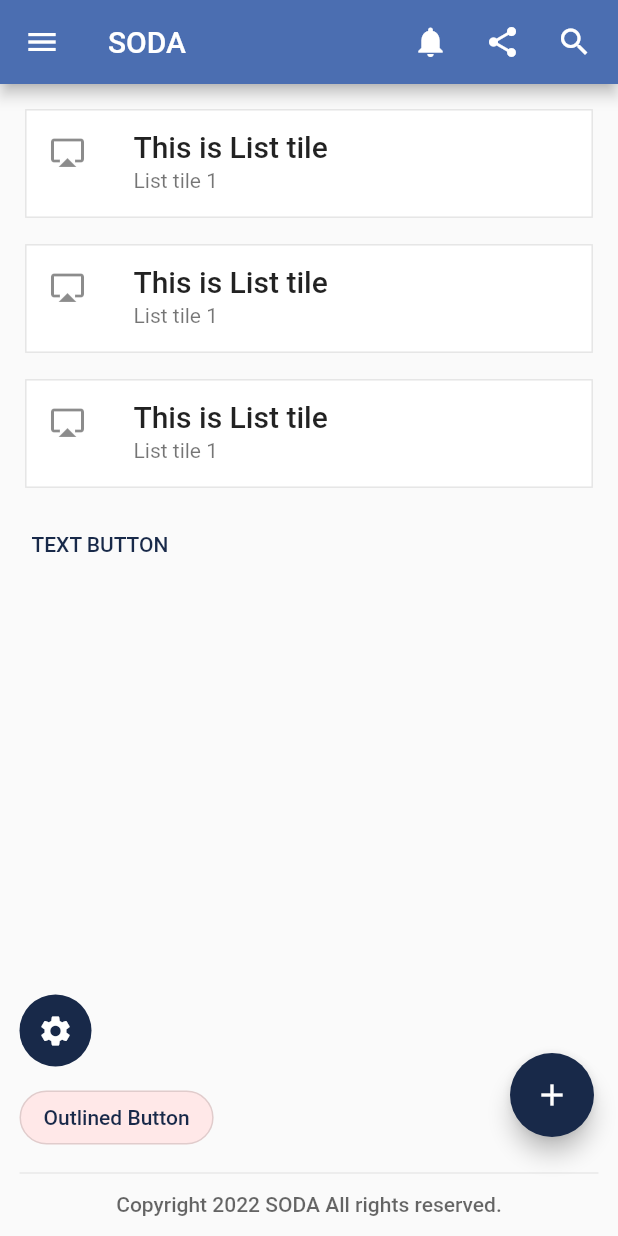
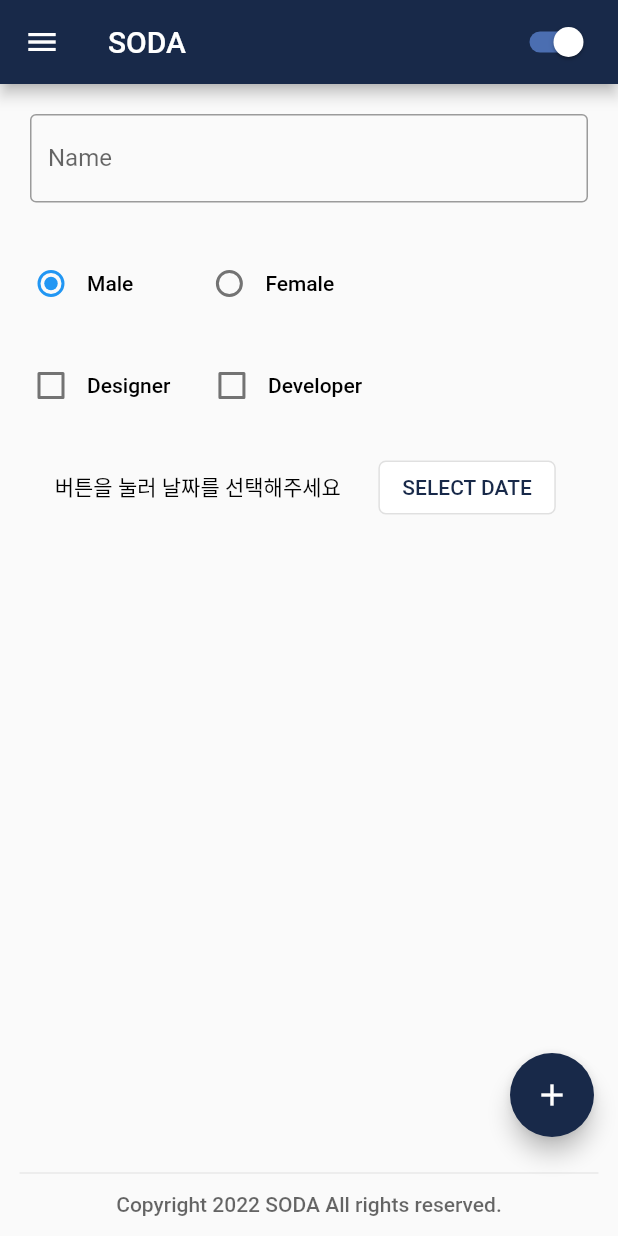
Before and after one commit to 22100584/SODA_boilerplate1, a Flutter app: the screen it shows after launch, on a phone screen of 412 x 824 dp. Run offline on Flutter 3.47's test engine with Material 2 defaults, Android fonts, the phone set to English and light mode, and no system bars; our stand-ins replace google_fonts.

Commit message:
boilerplate3 과제

```diff
--- a/lib/main2.dart
+++ b/lib/main2.dart
@@ -2,6 +2,9 @@ import 'package:flutter/material.dart';
 import 'package:google_fonts/google_fonts.dart';
 
 void main() => runApp(const MyApp());
+enum PersonSex { Male, Female }
+
+
 
 class MyApp extends StatelessWidget {
   const MyApp({super.key});
@@ -25,41 +28,97 @@ class MyStatefulWidget extends StatefulWidget {
 }
 
 class _MyStatefulWidgetState extends State<MyStatefulWidget> {
+  bool light = true;
+  PersonSex? _character = PersonSex.Male;
+  bool isCheckedDesigner =false;
+  bool isCheckedDeveloper =false;
+  DateTime? _selectedDate;
+
+  void _presentDatePicker() {
+    // showDatePicker is a pre-made funtion of Flutter
+    showDatePicker(
+        context: context,
+        initialDate: DateTime.now(),
+        firstDate: DateTime(2001),
+        lastDate: DateTime(2030))
+        .then((pickedDate) {
+      // Check if no date is selected
+      if (pickedDate == null) {
+        return;
+      }
+      setState(() {
+        // using state so that the UI will be rerendered when date is picked
+        _selectedDate = pickedDate;
+      });
+    });
+  }
 
   @override
   Widget build(BuildContext context) {
+
+    final MaterialStateProperty<Color?> trackColor =
+    MaterialStateProperty.resolveWith<Color?>(
+          (Set<MaterialState> states) {
+        // Track color when the switch is selected.
+        if (states.contains(MaterialState.selected)) {
+          return Color(0xFF4B6EB1);
+        }
+        return Color(0xFF979797);
+      },
+    );
+
     return Scaffold(
+      floatingActionButton: Padding(
+        padding: EdgeInsets.only(bottom: 50),
+        child: FloatingActionButton(
+          onPressed: () => showDialog<String>(
+            context: context,
+            builder: (BuildContext context) => AlertDialog(
+              title: Text('+ 버튼을 누르셨습니다.',style: GoogleFonts.roboto(fontSize: 16,fontWeight: FontWeight.w400,color: Color(0xFF99000000)),),
+
+              actions: <Widget>[
+                TextButton(
+                  onPressed: () => Navigator.pop(context, 'OK'),
+                  child: Text('확인',style: GoogleFonts.roboto(fontSize: 14,fontWeight: FontWeight.w500,color:Color(0xFF182949)),),
+                ),
+              ],
+            ),
+          ),
+          backgroundColor: Color(0xFF182949),
+          child: const Icon(Icons.add,color: Colors.white,),
+        ),
+      ),
+      floatingActionButtonLocation: FloatingActionButtonLocation.endFloat,
       appBar: AppBar(
-        backgroundColor: Color(0xFF4B6EB1),
+        backgroundColor: Color(0xFF182949),
         title: Text('SODA',style: GoogleFonts.roboto(fontSize: 20,fontWeight: FontWeight.w500),),
         actions: [
           Container(
-            padding: EdgeInsets.all(5),
-            child: Row(
-              mainAxisAlignment: MainAxisAlignment.spaceEvenly,
-              children:[
-                IconButton(
-                    icon: const Icon(Icons.notifications),
-                    color: Colors.white,
-                    onPressed: (){},
+            padding: EdgeInsets.all(13),
+            child: Switch(
+              value: light,
+              trackColor: trackColor,
+              thumbColor: const MaterialStatePropertyAll<Color>(Colors.white),
+              onChanged: (bool value) {
+                setState(() {
+                  light = value;
+                  if(value==true){ScaffoldMessenger.of(context).showSnackBar(
+                    SnackBar(
+                      duration: const Duration(milliseconds: 2000),
+                      behavior: SnackBarBehavior.values[0]
+,                      content: Text('switch를 ON 하였습니다.',style: GoogleFonts.roboto(fontSize: 14,fontWeight: FontWeight.w400,color: Colors.white,)),
+                      action: SnackBarAction(
+                        textColor: Color(0xFFF99999),
+                        label: 'OK',
+
+                      onPressed: () {},
                       ),
-
-                IconButton(
-                    icon: const Icon(Icons.share),
-                    color: Colors.white,
-                    onPressed: (){},
                     ),
-                IconButton(
-                    icon: const Icon(Icons.search),
-                    color: Colors.white,
-                    onPressed: (){},
+                  );}
+                });
+              },
             ),
-
-
-              ]
           ),
-          )
-
         ],
       ),
       drawer: Drawer(
@@ -87,119 +146,118 @@ class _MyStatefulWidgetState extends State<MyStatefulWidget> {
       body: Column(
           children: <Widget>[
             Padding(
-              padding: EdgeInsets.fromLTRB(13, 13, 13, 5),
-              child: Card(
-                elevation: 0,
-                shape: BeveledRectangleBorder(
-                    side: BorderSide(
-                      color: Colors.black.withOpacity(0.1),
-                      width: 0.5,
-                    )
-                ),
-                  child: ListTile(
-                    leading: Icon(Icons.airplay_outlined),
-                    title: Text('This is List tile',style: GoogleFonts.roboto(fontSize: 20,fontWeight: FontWeight.w500,)),
-                    subtitle: Text('List tile 1',style: GoogleFonts.roboto(fontSize: 14,fontWeight: FontWeight.w400)),
+              padding: const EdgeInsets.all(20),
+              child: TextField(
+
+                decoration: InputDecoration(
+                  border: OutlineInputBorder(),
+                  labelText: 'Name',
                 ),
               ),
             ),
             Padding(
-              padding: EdgeInsets.fromLTRB(13, 5, 13, 5),
-              child: Card(
-                elevation: 0,
-                shape: BeveledRectangleBorder(
-                    side: BorderSide(
-                      color: Colors.black.withOpacity(0.1),
-                      width: 0.5,
-                    )
+              padding: const EdgeInsets.all(10.0),
+              child: Row(
+                children: [
+                  Padding(
+                    padding: const EdgeInsets.only(right: 40),
+                    child: Row(
+                      children: [
+                        Radio<PersonSex>(
+                          value: PersonSex.Male,
+                          groupValue: _character,
+                          onChanged: (PersonSex? value) {
+                            setState(() {
+                              _character = value;
+                            });
+                          },
                         ),
-                child: ListTile(
-                  leading: Icon(Icons.airplay_outlined),
-                  title: Text('This is List tile',style: GoogleFonts.roboto(fontSize: 20,fontWeight: FontWeight.w500),),
-                  subtitle: Text('List tile 1',style: GoogleFonts.roboto(fontSize: 14,fontWeight: FontWeight.w400)),
-                ),
-              ),
-            ),
-            Padding(
-              padding: EdgeInsets.fromLTRB(13, 5, 13, 5),
-              child: Card(
-                elevation: 0,
-                shape: BeveledRectangleBorder(
-                  side: BorderSide(
-                    color: Colors.black.withOpacity(0.1),
-                    width: 0.5,
-                  )
-                ),
-                child: ListTile(
-                  leading: Icon(Icons.airplay_outlined),
-                  title: Text('This is List tile',style: GoogleFonts.roboto(fontSize: 20,fontWeight: FontWeight.w500),),
-                  subtitle: Text('List tile 1',style: GoogleFonts.roboto(fontSize: 14,fontWeight: FontWeight.w400)),
-                ),
-              ),
-            ),
-            Expanded(
-                child:Padding(
-              padding : EdgeInsets.fromLTRB(13, 5, 13, 5),
-              child: Row(
-                mainAxisAlignment: MainAxisAlignment.start,
-                crossAxisAlignment: CrossAxisAlignment.start,
-                children: [
-                  TextButton(
-                      onPressed: (){},
-                      child:Text('TEXT BUTTON',style: GoogleFonts.roboto(fontSize: 14,fontWeight: FontWeight.w500,color: Color(0xFF182949)),)
-                  ),
+                        Text('Male',style: GoogleFonts.roboto(fontSize: 14,fontWeight: FontWeight.w500,color: Colors.black)),
                       ],
                     ),
                   ),
+                  Row(
+                    children: [
+                      Radio<PersonSex>(
+                        value: PersonSex.Female,
+                        groupValue: _character,
+                        onChanged: (PersonSex? value) {
+                          setState(() {
+                            _character = value;
+                          });
+                        },
                       ),
-            Padding(
-              padding : EdgeInsets.fromLTRB(13, 5, 13, 5),
-              child: Row(
-                mainAxisAlignment: MainAxisAlignment.start,
-                children: [
-                    Center(
-                      child: Ink(
-                        decoration: const ShapeDecoration(
-                          color: Color(0xFF182949),
-                          shape: CircleBorder(),
-                        ),
-                        child: IconButton(
-                          icon: const Icon(Icons.settings),
-                          color: Colors.white,
-                          onPressed: () {},
-                        ),
-                      ),
+                      Text('Female',style: GoogleFonts.roboto(fontSize: 14,fontWeight: FontWeight.w500,color: Colors.black)),
+                    ],
                   ),
                 ],
               ),
             ),
             Padding(
-              padding : EdgeInsets.fromLTRB(13, 5, 13, 5),
+              padding: const EdgeInsets.all(10.0),
               child: Row(
-                mainAxisAlignment: MainAxisAlignment.start,
                 children: [
-
-                  OutlinedButton(
-                    style:OutlinedButton.styleFrom(
-                      backgroundColor: Color(0xFFFFE8E8),
-                      shape: const RoundedRectangleBorder(
-                        borderRadius: BorderRadius.all(Radius.circular(20)),
+                  Padding(
+                    padding: const EdgeInsets.only(right: 17),
+                    child: Row(
+                      children: [
+                        Checkbox(
+                          checkColor: Colors.white,
+                          value: isCheckedDesigner,
+                          onChanged: (bool? value) {
+                            setState(() {
+                              isCheckedDesigner = value!;
+                            });
+                          },
+                        ),
+                        Text('Designer',style: GoogleFonts.roboto(fontSize: 14,fontWeight: FontWeight.w500,color: Colors.black)),
+                      ],
                     ),
                   ),
-                    onPressed :(){},
-                    child:Text('Outlined Button',style: GoogleFonts.roboto(fontSize: 14,fontWeight: FontWeight.w500,color: Color(0xFF182949)),),
-
-                  )
+                  Row(
+                    children: [
+                      Checkbox(
+                        checkColor: Colors.white,
+                        value: isCheckedDeveloper,
+                        onChanged: (bool? value) {
+                          setState(() {
+                            isCheckedDeveloper = value!;
+                          });
+                        },
+                      ),
+                      Text('Developer',style: GoogleFonts.roboto(fontSize: 14,fontWeight: FontWeight.w500,color: Colors.black)),
+                    ],
+                  ),
                 ],
               ),
             ),
 
+            Expanded(
+                child:Padding(
+              padding : EdgeInsets.fromLTRB(5, 10, 10, 10),
+              child: Row(
+                mainAxisAlignment: MainAxisAlignment.center,
+                crossAxisAlignment: CrossAxisAlignment.start,
+                children: [
+                  Padding(
+                    padding: const EdgeInsets.fromLTRB(0, 13, 25,0 ),
+                    child: Text('버튼을 눌러 날짜를 선택해주세요',style: GoogleFonts.roboto(fontSize: 14,fontWeight: FontWeight.w500,color: Colors.black)),
+                  ),
+
+                  OutlinedButton(
+                      style: ButtonStyle(
+                        backgroundColor: MaterialStatePropertyAll<Color>(Colors.white),
+                        shape: MaterialStateProperty.all(RoundedRectangleBorder(borderRadius: BorderRadius.circular(5.0))),
+                      ),
+                      onPressed: _presentDatePicker,
+                      child:Text('SELECT DATE',style: GoogleFonts.roboto(fontSize: 14,fontWeight: FontWeight.w500,color: Color(0xFF182949)),),
+                  ),
 
                 ],
               ),
-      bottomNavigationBar: Column(
-        mainAxisSize: MainAxisSize.min,
-        children: [
+            ),
+            ),
+
             Divider(
               color: Color(0xFF14212121),
               thickness: 1,
@@ -208,16 +266,11 @@ class _MyStatefulWidgetState extends State<MyStatefulWidget> {
             ),
             Padding(
               padding : EdgeInsets.fromLTRB(13, 5, 13, 13),
-            child: Center(
-              child:Text('Copyright 2022 SODA All rights reserved.',style: GoogleFonts.roboto(fontSize: 14,fontWeight: FontWeight.w500,color: Color(0xFF99000000)),),
+              child: Text('Copyright 2022 SODA All rights reserved.',style: GoogleFonts.roboto(fontSize: 14,fontWeight: FontWeight.w500,color: Color(0xFF99000000)),),
             ),
-          )
+
+
           ],
-      ),
-      floatingActionButton: FloatingActionButton(
-        onPressed: () {},
-        backgroundColor: Color(0xFF182949),
-        child: const Icon(Icons.add,color: Colors.white,),
         ),
 
       );
```
Lines whose indentation alone changed are shown as unchanged.
